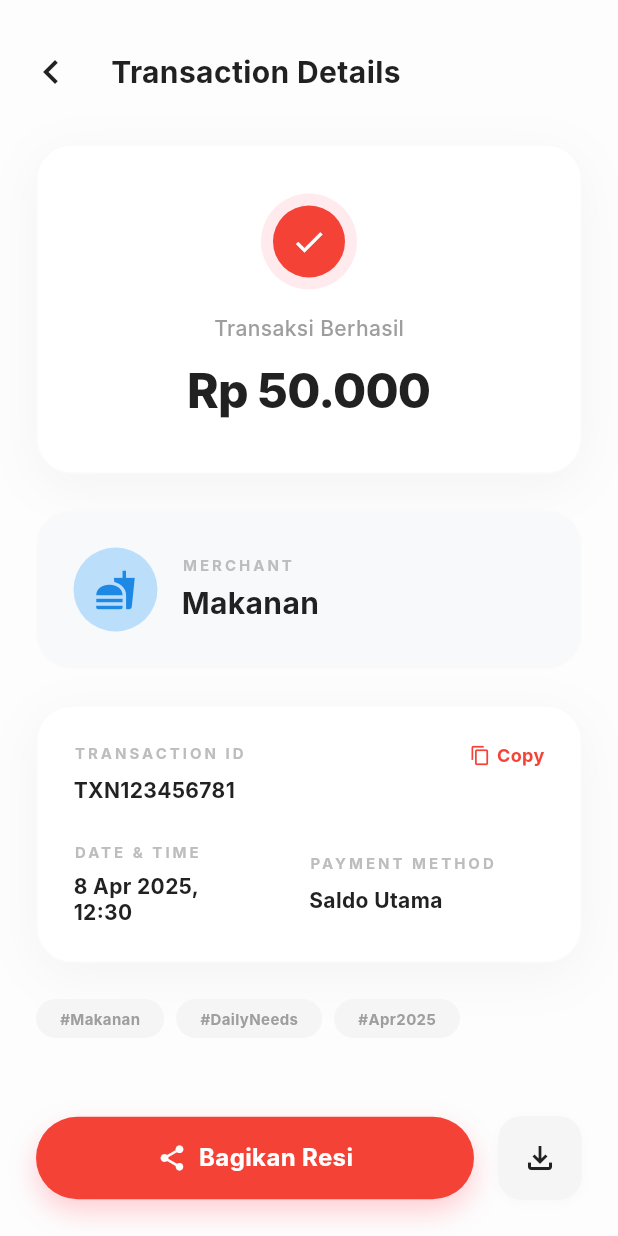
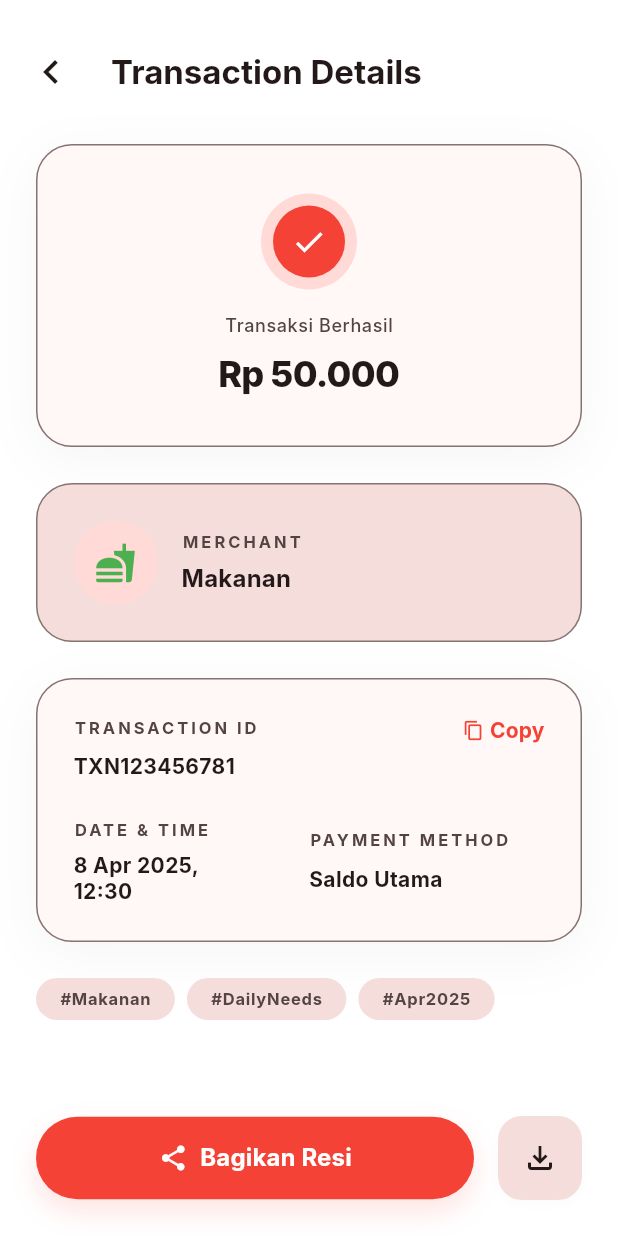
Before and after one commit to Yannn18/aturaja, a Flutter app: the TransactionDetailScreen screen opened directly with sample values from the repository, on a phone screen of 412 x 824 dp. Run offline on Flutter 3.47's test engine with Material 3 defaults, Android fonts, the phone set to English and light mode, and no system bars; Roboto replaces fonts that are missing (Inter).

Commit message:
implement theme on avail screen

```diff
--- a/lib/ui/screens/history/history_details_screen.dart
+++ b/lib/ui/screens/history/history_details_screen.dart
@@ -1,13 +1,11 @@
 import 'package:flutter/material.dart';
-import '../../../core/constants/colors.dart';
 import 'history_screen.dart'; // Import model Transaction dari file history
 
 class TransactionDetailScreen extends StatelessWidget {
   final Transaction transaction;
 
-  const TransactionDetailScreen({
-    Key? key, required this.transaction,
-  }) : super(key: key);
+  const TransactionDetailScreen({Key? key, required this.transaction})
+    : super(key: key);
 
   String _getMonthYearTag(String date) {
     final parts = date.split(' ');
@@ -16,10 +14,15 @@ class TransactionDetailScreen extends StatelessWidget {
     }
     return "#${date.replaceAll(' ', '')}"; // Fallback jika format berbeda
   }
+
   @override
   Widget build(BuildContext context) {
+    final theme = Theme.of(context);
+    final colorScheme = theme.colorScheme;
+    final textTheme = theme.textTheme;
+
     return Scaffold(
-      backgroundColor: const Color(0xFFFDFDFD), // bg-[#FDFDFD]
+      backgroundColor: theme.scaffoldBackgroundColor,
       body: SafeArea(
         child: Column(
           children: [
@@ -30,7 +33,11 @@ class TransactionDetailScreen extends StatelessWidget {
                 children: [
                   IconButton(
                     onPressed: () => Navigator.pop(context),
-                    icon: Icon(Icons.chevron_left, size: 32, color: Colors.grey[900]),
+                    icon: Icon(
+                      Icons.chevron_left,
+                      size: 32,
+                      color: colorScheme.onBackground,
+                    ),
                     padding: EdgeInsets.zero,
                     constraints: const BoxConstraints(),
                     splashRadius: 24,
@@ -38,10 +45,9 @@ class TransactionDetailScreen extends StatelessWidget {
                   const SizedBox(width: 16),
                   Text(
                     'Transaction Details',
-                    style: TextStyle(
-                      fontSize: 20,
+                    style: textTheme.titleLarge?.copyWith(
                       fontWeight: FontWeight.bold,
-                      color: Colors.grey[900],
+                      color: colorScheme.onBackground,
                     ),
                   ),
                 ],
@@ -59,9 +65,9 @@ class TransactionDetailScreen extends StatelessWidget {
                       width: double.infinity,
                       padding: const EdgeInsets.all(32),
                       decoration: BoxDecoration(
-                        color: Colors.white,
-                        borderRadius: BorderRadius.circular(24), // rounded-3xl
-                        border: Border.all(color: Colors.grey[50]!),
+                        color: colorScheme.surface,
+                        borderRadius: BorderRadius.circular(24),
+                        border: Border.all(color: colorScheme.outline),
                         boxShadow: [
                           BoxShadow(
                             color: Colors.black.withOpacity(0.04),
@@ -76,27 +82,31 @@ class TransactionDetailScreen extends StatelessWidget {
                             width: 64,
                             height: 64,
                             decoration: BoxDecoration(
-                              color: Colors.red[50],
+                              color: colorScheme.primaryContainer,
                               shape: BoxShape.circle,
                             ),
                             child: Center(
                               child: Container(
                                 width: 48,
                                 height: 48,
-                                decoration: const BoxDecoration(
-                                  color: AppColors.brandRed,
+                                decoration: BoxDecoration(
+                                  color: colorScheme.primary,
                                   shape: BoxShape.circle,
                                 ),
-                                child: const Icon(Icons.check, color: Colors.white, size: 24, weight: 700),
+                                child: Icon(
+                                  Icons.check,
+                                  color: colorScheme.onPrimary,
+                                  size: 24,
+                                  weight: 700,
+                                ),
                               ),
                             ),
                           ),
                           const SizedBox(height: 16),
                           Text(
                             "Transaksi Berhasil",
-                            style: TextStyle(
-                              color: Colors.grey[500],
-                              fontSize: 14,
+                            style: textTheme.bodySmall?.copyWith(
+                              color: colorScheme.onSurfaceVariant,
                               fontWeight: FontWeight.w500,
                             ),
                           ),
@@ -105,10 +115,9 @@ class TransactionDetailScreen extends StatelessWidget {
                             fit: BoxFit.scaleDown,
                             child: Text(
                               transaction.amount,
-                              style: TextStyle(
-                                fontSize: 32,
+                              style: textTheme.headlineSmall?.copyWith(
                                 fontWeight: FontWeight.w800,
-                                color: Colors.grey[900],
+                                color: colorScheme.onSurface,
                                 letterSpacing: -0.5,
                               ),
                             ),
@@ -122,9 +131,9 @@ class TransactionDetailScreen extends StatelessWidget {
                     Container(
                       padding: const EdgeInsets.all(24),
                       decoration: BoxDecoration(
-                        color: const Color(0xFFF8F9FB), // bg-[#F8F9FB]
+                        color: colorScheme.surfaceVariant,
                         borderRadius: BorderRadius.circular(24),
-                        border: Border.all(color: Colors.grey[50]!),
+                        border: Border.all(color: colorScheme.outline),
                       ),
                       child: Row(
                         children: [
@@ -132,12 +141,12 @@ class TransactionDetailScreen extends StatelessWidget {
                             width: 56,
                             height: 56,
                             decoration: BoxDecoration(
-                              color: Colors.blue[100],
+                              color: colorScheme.secondaryContainer,
                               shape: BoxShape.circle,
                             ),
                             child: Icon(
-                              transaction.icon, // Menggunakan icon dari transaksi agar sesuai jenisnya
-                              color: Colors.blue[600],
+                              transaction.icon,
+                              color: colorScheme.secondary,
                               size: 28,
                             ),
                           ),
@@ -148,20 +157,18 @@ class TransactionDetailScreen extends StatelessWidget {
                               children: [
                                 Text(
                                   "MERCHANT",
-                                  style: TextStyle(
-                                    fontSize: 10,
+                                  style: textTheme.labelSmall?.copyWith(
                                     fontWeight: FontWeight.bold,
-                                    color: Colors.grey[400],
-                                    letterSpacing: 2.0, // tracking-widest
+                                    color: colorScheme.onSurfaceVariant,
+                                    letterSpacing: 2.0,
                                   ),
                                 ),
                                 const SizedBox(height: 4),
                                 Text(
                                   transaction.category,
-                                  style: TextStyle(
-                                    fontSize: 20, // text-xl
+                                  style: textTheme.titleMedium?.copyWith(
                                     fontWeight: FontWeight.bold,
-                                    color: Colors.grey[900],
+                                    color: colorScheme.onSurface,
                                   ),
                                 ),
                               ],
@@ -176,9 +183,9 @@ class TransactionDetailScreen extends StatelessWidget {
                     Container(
                       padding: const EdgeInsets.all(24),
                       decoration: BoxDecoration(
-                        color: Colors.white,
+                        color: colorScheme.surface,
                         borderRadius: BorderRadius.circular(24),
-                        border: Border.all(color: Colors.grey[50]!),
+                        border: Border.all(color: colorScheme.outline),
                         boxShadow: [
                           BoxShadow(
                             color: Colors.black.withOpacity(0.04),
@@ -200,20 +207,18 @@ class TransactionDetailScreen extends StatelessWidget {
                                   children: [
                                     Text(
                                       "TRANSACTION ID",
-                                      style: TextStyle(
-                                        fontSize: 10,
+                                      style: textTheme.labelSmall?.copyWith(
                                         fontWeight: FontWeight.bold,
-                                        color: Colors.grey[400],
+                                        color: colorScheme.onSurfaceVariant,
                                         letterSpacing: 2.0,
                                       ),
                                     ),
                                     const SizedBox(height: 8),
                                     Text(
                                       "TXN12345678${transaction.id}",
-                                      style: TextStyle(
-                                        fontSize: 14,
+                                      style: textTheme.bodyMedium?.copyWith(
                                         fontWeight: FontWeight.bold,
-                                        color: Colors.grey[900],
+                                        color: colorScheme.onSurface,
                                       ),
                                     ),
                                   ],
@@ -221,16 +226,19 @@ class TransactionDetailScreen extends StatelessWidget {
                               ),
                               InkWell(
                                 onTap: () {},
-                                child: const Row(
+                                child: Row(
                                   children: [
-                                    Icon(Icons.copy, size: 14, color: AppColors.brandRed),
-                                    SizedBox(width: 4),
+                                    Icon(
+                                      Icons.copy,
+                                      size: 14,
+                                      color: colorScheme.primary,
+                                    ),
+                                    const SizedBox(width: 4),
                                     Text(
                                       "Copy",
-                                      style: TextStyle(
-                                        fontSize: 12,
+                                      style: textTheme.labelLarge?.copyWith(
+                                        color: colorScheme.primary,
                                         fontWeight: FontWeight.bold,
-                                        color: AppColors.brandRed,
                                       ),
                                     ),
                                   ],
@@ -248,20 +256,18 @@ class TransactionDetailScreen extends StatelessWidget {
                                   children: [
                                     Text(
                                       "DATE & TIME",
-                                      style: TextStyle(
-                                        fontSize: 10,
+                                      style: textTheme.labelSmall?.copyWith(
                                         fontWeight: FontWeight.bold,
-                                        color: Colors.grey[400],
+                                        color: colorScheme.onSurfaceVariant,
                                         letterSpacing: 2.0,
                                       ),
                                     ),
                                     const SizedBox(height: 8),
                                     Text(
                                       "${transaction.date},\n${transaction.time}",
-                                      style: TextStyle(
-                                        fontSize: 14,
+                                      style: textTheme.bodyMedium?.copyWith(
                                         fontWeight: FontWeight.bold,
-                                        color: Colors.grey[900],
+                                        color: colorScheme.onSurface,
                                         height: 1.2,
                                       ),
                                     ),
@@ -274,20 +280,18 @@ class TransactionDetailScreen extends StatelessWidget {
                                   children: [
                                     Text(
                                       "PAYMENT METHOD",
-                                      style: TextStyle(
-                                        fontSize: 10,
+                                      style: textTheme.labelSmall?.copyWith(
                                         fontWeight: FontWeight.bold,
-                                        color: Colors.grey[400],
+                                        color: colorScheme.onSurfaceVariant,
                                         letterSpacing: 2.0,
                                       ),
                                     ),
                                     const SizedBox(height: 8),
                                     Text(
                                       "Saldo Utama",
-                                      style: TextStyle(
-                                        fontSize: 14,
+                                      style: textTheme.bodyMedium?.copyWith(
                                         fontWeight: FontWeight.bold,
-                                        color: Colors.grey[900],
+                                        color: colorScheme.onSurface,
                                       ),
                                     ),
                                   ],
@@ -304,12 +308,15 @@ class TransactionDetailScreen extends StatelessWidget {
                     SizedBox(
                       width: double.infinity,
                       child: Wrap(
-                        spacing: 8.0, // Jarak horizontal antar tag
-                        runSpacing: 8.0, // Jarak vertikal jika tag turun ke baris baru
+                        spacing: 8.0,
+                        runSpacing: 8.0,
                         children: [
-                          _buildTag("#${transaction.category.replaceAll(' ', '')}"),
-                          _buildTag("#DailyNeeds"),
-                          _buildTag(_getMonthYearTag(transaction.date)), // Tag bulan dinamis
+                          _buildTag(
+                            "#${transaction.category.replaceAll(' ', '')}",
+                            theme,
+                          ),
+                          _buildTag("#DailyNeeds", theme),
+                          _buildTag(_getMonthYearTag(transaction.date), theme),
                         ],
                       ),
                     ),
@@ -332,28 +339,32 @@ class TransactionDetailScreen extends StatelessWidget {
                       child: Container(
                         padding: const EdgeInsets.symmetric(vertical: 16),
                         decoration: BoxDecoration(
-                          color: AppColors.brandRed,
-                          borderRadius: BorderRadius.circular(999), // full
+                          color: colorScheme.primary,
+                          borderRadius: BorderRadius.circular(999),
                           boxShadow: [
                             BoxShadow(
-                              color: Colors.red[100]!,
+                              color: colorScheme.primary.withOpacity(0.15),
                               blurRadius: 15,
                               offset: const Offset(0, 8),
                             ),
                           ],
                         ),
-                        child: const Row(
+                        child: Row(
                           mainAxisAlignment: MainAxisAlignment.center,
                           children: [
-                            Icon(Icons.share, color: Colors.white, size: 20),
-                            SizedBox(width: 8),
+                            Icon(
+                              Icons.share,
+                              color: colorScheme.onPrimary,
+                              size: 20,
+                            ),
+                            const SizedBox(width: 8),
                             Flexible(
                               child: FittedBox(
                                 fit: BoxFit.scaleDown,
                                 child: Text(
                                   "Bagikan Resi",
-                                  style: TextStyle(
-                                    color: Colors.white,
+                                  style: textTheme.labelLarge?.copyWith(
+                                    color: colorScheme.onPrimary,
                                     fontWeight: FontWeight.bold,
                                     fontSize: 16,
                                   ),
@@ -374,7 +385,7 @@ class TransactionDetailScreen extends StatelessWidget {
                       width: 56,
                       height: 56,
                       decoration: BoxDecoration(
-                        color: Colors.grey[100],
+                        color: colorScheme.surfaceVariant,
                         borderRadius: BorderRadius.circular(16),
                         boxShadow: [
                           BoxShadow(
@@ -385,7 +396,11 @@ class TransactionDetailScreen extends StatelessWidget {
                         ],
                       ),
                       child: Center(
-                        child: Icon(Icons.file_download_outlined, size: 24, color: Colors.grey[900]),
+                        child: Icon(
+                          Icons.file_download_outlined,
+                          size: 24,
+                          color: colorScheme.onSurface,
+                        ),
                       ),
                     ),
                   ),
@@ -398,18 +413,19 @@ class TransactionDetailScreen extends StatelessWidget {
     );
   }
 
-  Widget _buildTag(String label) {
+  Widget _buildTag(String label, ThemeData theme) {
+    final colorScheme = theme.colorScheme;
+    final textTheme = theme.textTheme;
     return Container(
       padding: const EdgeInsets.symmetric(horizontal: 16, vertical: 6),
       decoration: BoxDecoration(
-        color: Colors.grey[100],
+        color: colorScheme.surfaceVariant,
         borderRadius: BorderRadius.circular(999),
       ),
       child: Text(
         label,
-        style: TextStyle(
-          color: Colors.grey[500],
-          fontSize: 10,
+        style: textTheme.labelSmall?.copyWith(
+          color: colorScheme.onSurfaceVariant,
           fontWeight: FontWeight.bold,
         ),
       ),
@@ -422,21 +438,32 @@ class AnimatedScaleButton extends StatefulWidget {
   final Widget child;
   final VoidCallback onTap;
 
-  const AnimatedScaleButton({Key? key, required this.child, required this.onTap}) : super(key: key);
+  const AnimatedScaleButton({
+    Key? key,
+    required this.child,
+    required this.onTap,
+  }) : super(key: key);
 
   @override
   State<AnimatedScaleButton> createState() => _AnimatedScaleButtonState();
 }
 
-class _AnimatedScaleButtonState extends State<AnimatedScaleButton> with SingleTickerProviderStateMixin {
+class _AnimatedScaleButtonState extends State<AnimatedScaleButton>
+    with SingleTickerProviderStateMixin {
   late AnimationController _controller;
   late Animation<double> _scaleAnimation;
 
   @override
   void initState() {
     super.initState();
-    _controller = AnimationController(vsync: this, duration: const Duration(milliseconds: 100));
-    _scaleAnimation = Tween<double>(begin: 1.0, end: 0.95).animate(CurvedAnimation(parent: _controller, curve: Curves.easeInOut));
+    _controller = AnimationController(
+      vsync: this,
+      duration: const Duration(milliseconds: 100),
+    );
+    _scaleAnimation = Tween<double>(
+      begin: 1.0,
+      end: 0.95,
+    ).animate(CurvedAnimation(parent: _controller, curve: Curves.easeInOut));
   }
 
   @override
@@ -456,10 +483,8 @@ class _AnimatedScaleButtonState extends State<AnimatedScaleButton> with SingleTi
       onTapCancel: () => _controller.reverse(),
       child: AnimatedBuilder(
         animation: _scaleAnimation,
-        builder: (context, child) => Transform.scale(
-          scale: _scaleAnimation.value,
-          child: child,
-        ),
+        builder: (context, child) =>
+            Transform.scale(scale: _scaleAnimation.value, child: child),
         child: widget.child,
       ),
     );
--- a/lib/ui/screens/splash/splash_screen.dart
+++ b/lib/ui/screens/splash/splash_screen.dart
@@ -39,7 +39,7 @@ class _SplashScreenState extends State<SplashScreen>
   Widget build(BuildContext context) {
     return Scaffold(
       // bg-brand-red
-      backgroundColor: const Color(0xFFD32F2F),
+      backgroundColor: Theme.of(context).primaryColor,
       body: Center(
         child: AnimatedScale(
           scale: _scale,
```
Also changed, not shown: lib/ui/screens/history/history_screen.dart (+53 -51 lines), lib/ui/screens/home/home_screen.dart (+21 -16 lines), lib/ui/screens/login/login_screen.dart (+63 -31 lines), lib/ui/widgets/home_widgets.dart (+46 -26 lines).
